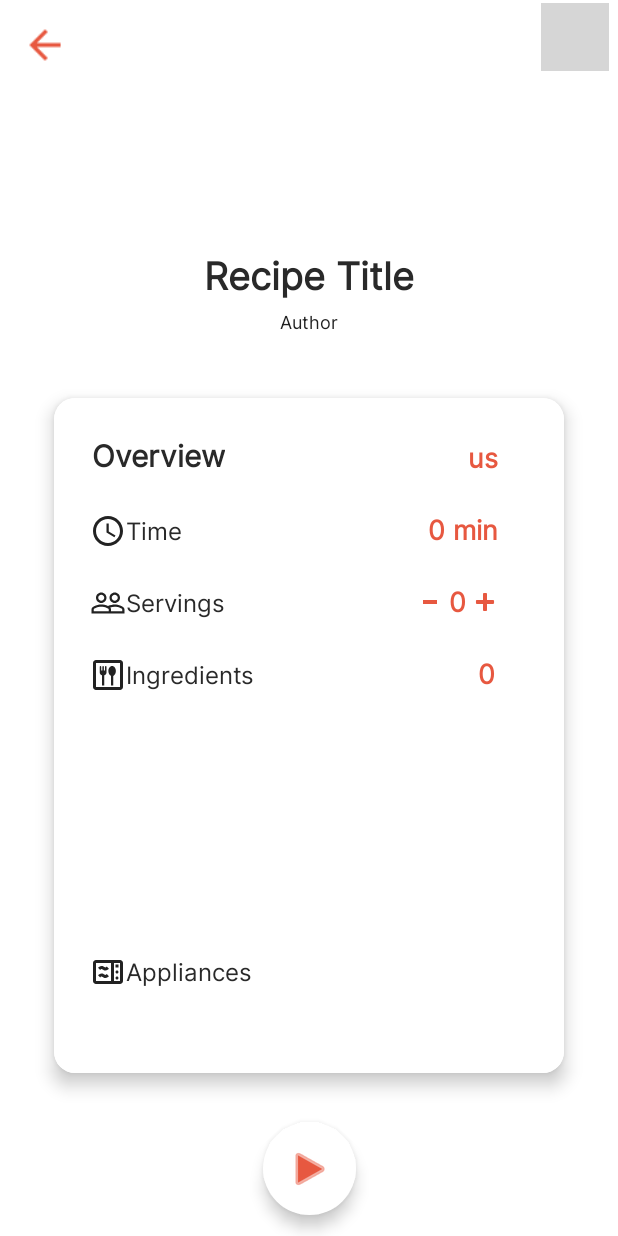
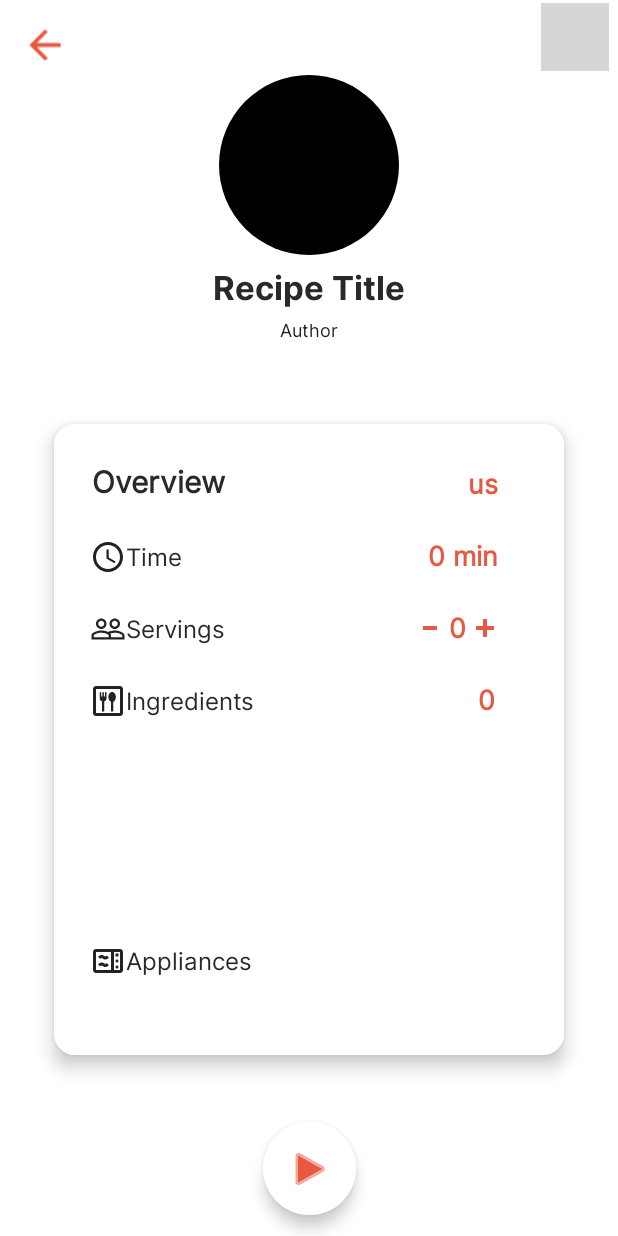
Before and after one commit to sakara01/CookingApp, an Android app: the OverviewActivity screen opened directly, with no data from a screen before it, on a phone screen of 412 x 824 dp. Run offline under Robolectric (Android 15) with nearby library versions, the phone set to English and light mode, and no system bars; our stand-ins replace Picasso; libraries missing offline, so code that uses them is left out: com.blogspot.atifsoftwares; pictures from the network do not load; 1 statement that could not run was skipped; grey boxes are pictures that could not be loaded.

Commit message:
Endless UI Changes -Cory

```diff
--- a/app/src/main/java/com/example/cookingapp/OverviewActivity.kt
+++ b/app/src/main/java/com/example/cookingapp/OverviewActivity.kt
@@ -22,6 +22,7 @@ import com.example.cookingapp.Listeners.RecipeDetailsListener
 import com.example.cookingapp.Models.RecipeDetailsResponse
 import org.w3c.dom.Text
 import com.squareup.picasso.Picasso;
+import com.example.cookingapp.CircleTransform
 
 class OverviewActivity : AppCompatActivity() {
     var id: Int = 0
@@ -138,7 +139,10 @@ class OverviewActivity : AppCompatActivity() {
                tvServings.text = response.servings.toString()
                tvIngredientCount.text = response.extendedIngredients.size.toString()
                Log.d("Image URL", response.image);
-               Picasso.get().load(response.image).into(recipeImage)
+               Picasso.get().load(response.image)
+                   .placeholder(R.drawable.circle)
+                   .transform(CircleTransform())
+                   .into(recipeImage)
 
                ingredients.clear()
                for (i in 0 until response.extendedIngredients.size) {
--- /dev/null
+++ b/app/src/main/res/drawable/circle.xml
@@ -0,0 +1,6 @@
+<shape xmlns:android="http://schemas.android.com/apk/res/android"
+    android:shape="oval">
+
+    <solid android:color="@color/black"/>
+
+</shape>
--- a/app/src/main/res/layout/activity_overview.xml
+++ b/app/src/main/res/layout/activity_overview.xml
@@ -10,24 +10,26 @@
 
     <ImageView
         android:id="@+id/imageView_food"
-        android:layout_width="109dp"
-        android:layout_height="109dp"
+        android:layout_width="120dp"
+        android:layout_height="120dp"
         android:layout_marginTop="50dp"
         android:scaleType="centerCrop"
         app:layout_constraintEnd_toEndOf="parent"
         app:layout_constraintStart_toStartOf="parent"
-        app:layout_constraintTop_toTopOf="parent" />
+        app:layout_constraintTop_toTopOf="parent"
+        android:background="@drawable/circle"
+        />
 
     <TextView
         android:id="@+id/recipeTitle"
         android:layout_width="wrap_content"
         android:layout_height="wrap_content"
         android:layout_marginTop="6dp"
-        android:fontFamily="@font/inter_regular"
+        android:fontFamily="@font/inter_bold"
         android:text="Recipe Title"
         android:textAlignment="center"
         android:textColor="?attr/text"
-        android:textSize="25sp"
+        android:textSize="22sp"
         android:textStyle="bold"
         app:layout_constraintEnd_toEndOf="parent"
         app:layout_constraintStart_toStartOf="parent"
@@ -48,7 +50,7 @@
 
     <androidx.cardview.widget.CardView
         android:layout_width="340dp"
-        android:layout_height="450dp"
+        android:layout_height="wrap_content"
         app:cardCornerRadius="14dp"
         app:cardElevation="7dp"
         app:layout_constraintBottom_toTopOf="@+id/btnOverview"
@@ -58,7 +60,7 @@
 
         <androidx.constraintlayout.widget.ConstraintLayout
             android:layout_width="match_parent"
-            android:layout_height="match_parent"
+            android:layout_height="wrap_content"
             android:background="?attr/cardButtonBack">
 
             <TextView
@@ -200,7 +202,7 @@
             <ListView
                 android:id="@+id/lvIngredients"
                 android:layout_width="258dp"
-                android:layout_height="150dp"
+                android:layout_height="125dp"
                 android:layout_marginStart="10dp"
                 android:layout_marginTop="12dp"
                 android:divider="@null"
@@ -235,10 +237,13 @@
 
             <androidx.recyclerview.widget.RecyclerView
                 android:id="@+id/recycler_recipe_appliances"
-                android:layout_width="294dp"
-                android:layout_height="50dp"
+                android:layout_width="258dp"
+                android:layout_height="25dp"
+                android:layout_marginBottom="25dp"
+                android:orientation="horizontal"
                 app:layout_constraintBottom_toBottomOf="parent"
                 app:layout_constraintEnd_toEndOf="parent"
+                app:layout_constraintStart_toStartOf="@+id/tvAppliancesText"
                 app:layout_constraintTop_toBottomOf="@+id/tvAppliancesText" />
             <!--<HorizontalScrollView
                 android:id="@+id/svAppliances"
```
Also changed, not shown: app/src/main/java/com/example/cookingapp/CircleTransform.java (added, +34 -0 lines), app/src/main/res/layout/activity_main.xml (+18 -16 lines), app/src/main/res/layout/horizontal_appliance_list_item.xml (added, +26 -0 lines), app/src/main/res/layout/list_random_recipe.xml (+21 -12 lines), app/src/main/res/font/inter_bold.ttf (added).
